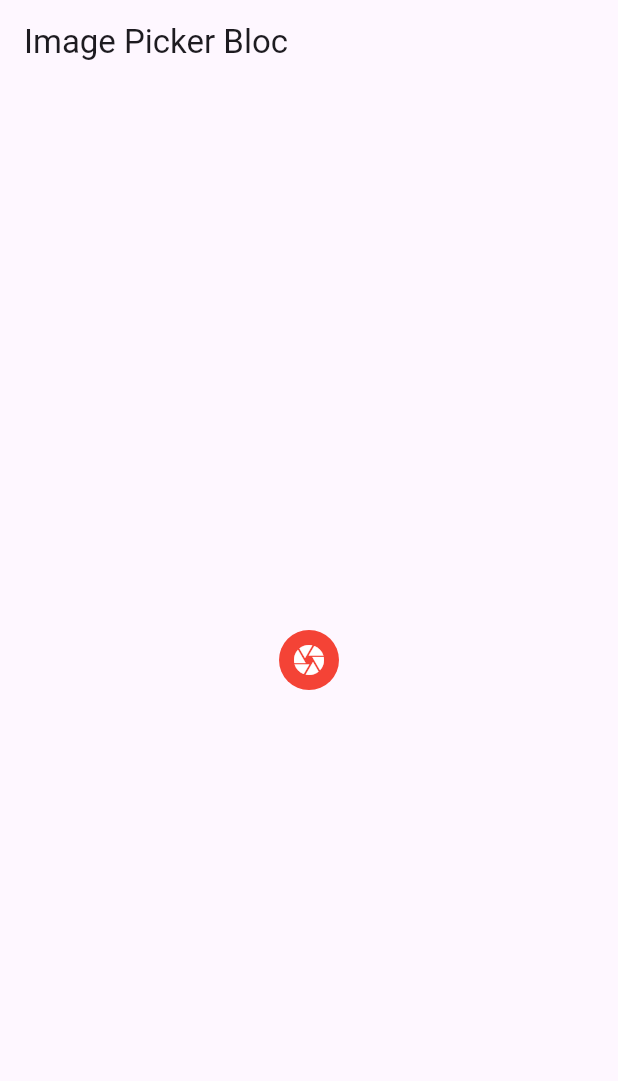
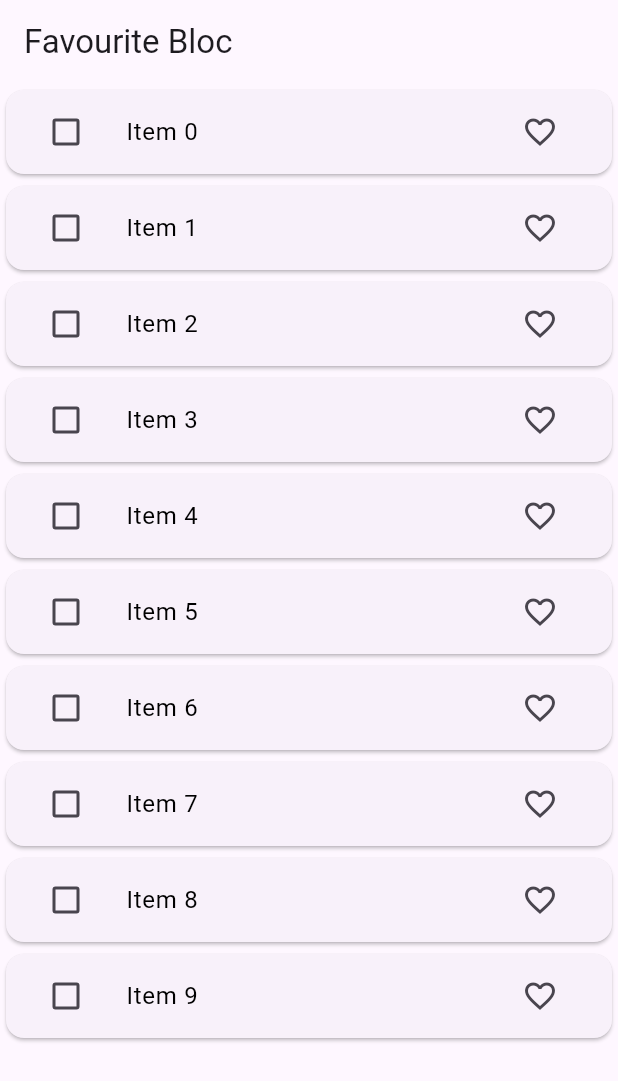
Before and after one commit to BerkCanpolat/Flutter-Learn, a Flutter app: the screen it shows after launch, on a phone screen of 412 x 824 dp. Shown: the top 1081 px of the screen. Run offline on Flutter 3.47's test engine with Material 3 defaults, Android fonts, the phone set to English and light mode, and no system bars; our stand-ins replace bloc, dio, equatable, flutter_bloc, image_picker, lottie and 2 more; accounts and stored records are empty; generated files the repository leaves out were written again.

Commit message:
Favourite Block added

```diff
--- /dev/null
+++ b/bloc_zero_to_hero/bloc_zero_to_hero/lib/bloc/fav_bloc/fav_bloc.dart
@@ -0,0 +1,61 @@
+import 'dart:async';
+import 'package:bloc/bloc.dart';
+import 'package:bloc_zero_to_hero/models/favourite_model/fav_model.dart';
+import 'package:bloc_zero_to_hero/repository/fav_repository.dart';
+import 'package:equatable/equatable.dart';
+
+part 'fav_event.dart';
+part 'fav_state.dart';
+
+class FavBloc extends Bloc<FavEvent, FavState> {
+  List<FavouriteItemModel> favModel = [];
+  List<FavouriteItemModel> temFavModel = [];
+
+
+  final FavRepository favRepository;
+  FavBloc(this.favRepository) : super(const FavState()) {
+    on<FetchFavoritItems>(_fetchFavMethod,);
+    on<AddFavoritItems>(_addFavouriteMethod,);
+    on<SelectedItems>(_selectedItemMethod,);
+    on<UnselectedItems>(_unSelectedItemsMethod,);
+    on<DeletedItems>((event, emit) {
+      for (var i = 0; i < temFavModel.length; i++) {
+        favModel.remove(temFavModel[i]);
+      }
+      temFavModel.clear();
+      emit(state.copyWith(favoritList: List.from(favModel), temFavoritList: List.from(temFavModel)));
+    },);
+  }
+
+  FutureOr<void> _unSelectedItemsMethod(UnselectedItems event, Emitter<FavState> emit) {
+    temFavModel.remove(event.unSelectItems);
+  emit(state.copyWith(temFavoritList: List.from(temFavModel)));
+  }
+
+  FutureOr<void> _selectedItemMethod(SelectedItems event, Emitter<FavState> emit) {
+    temFavModel.add(event.selectItems);
+    emit(state.copyWith(temFavoritList: List.from(temFavModel)));
+  }
+
+  FutureOr<void> _addFavouriteMethod(AddFavoritItems event, Emitter<FavState> emit) async {
+    final favList = await favModel.indexWhere((e) => e.id == event.favAdd.id);
+    if(event.favAdd.isFavourite) {
+      if(temFavModel.contains(favModel[favList])) {
+        temFavModel.remove(favModel[favList]);
+        temFavModel.add(event.favAdd);
+      }
+    } else {
+      if(temFavModel.contains(favModel[favList])) {
+        temFavModel.remove(favModel[favList]);
+        temFavModel.add(event.favAdd);
+      }
+    }
+    favModel[favList] = event.favAdd;
+    emit(state.copyWith(favoritList: List.from(favModel), temFavoritList: List.from(temFavModel)));
+  }
+
+  FutureOr<void> _fetchFavMethod(FetchFavoritItems event, Emitter<FavState> emit) async {
+    favModel = await favRepository.fetchItems();
+    emit(state.copyWith(favoritList: List.from(favModel), listStatus: ListStatus.success));
+  }
+}
--- /dev/null
+++ b/bloc_zero_to_hero/bloc_zero_to_hero/lib/bloc/fav_bloc/fav_event.dart
@@ -0,0 +1,27 @@
+part of 'fav_bloc.dart';
+
+abstract class FavEvent extends Equatable {
+  const FavEvent();
+
+  @override
+  List<Object> get props => [];
+}
+
+class FetchFavoritItems extends FavEvent{}
+
+class AddFavoritItems extends FavEvent{
+  FavouriteItemModel favAdd;
+  AddFavoritItems({required this.favAdd});
+}
+
+class SelectedItems extends FavEvent{
+  FavouriteItemModel selectItems;
+  SelectedItems({required this.selectItems});
+}
+
+class UnselectedItems extends FavEvent{
+    FavouriteItemModel unSelectItems;
+  UnselectedItems({required this.unSelectItems});
+}
+
+class DeletedItems extends FavEvent{}
--- /dev/null
+++ b/bloc_zero_to_hero/bloc_zero_to_hero/lib/bloc/fav_bloc/fav_state.dart
@@ -0,0 +1,25 @@
+part of 'fav_bloc.dart';
+
+enum ListStatus{loading,success,failed}
+
+class FavState extends Equatable {
+  final List<FavouriteItemModel> favoritList;
+  final List<FavouriteItemModel> temFavoritList;
+  final ListStatus listStatus;
+  const FavState({this.favoritList = const [], this.temFavoritList = const [], this.listStatus = ListStatus.loading});
+
+  FavState copyWith({
+    List<FavouriteItemModel>? favoritList,
+    List<FavouriteItemModel>? temFavoritList,
+    ListStatus? listStatus
+  }) {
+    return FavState(
+      favoritList: favoritList ?? this.favoritList,
+      temFavoritList: temFavoritList ?? this.favoritList,
+      listStatus: listStatus ?? this.listStatus
+    );
+  }
+
+  @override
+  List<Object> get props => [favoritList, temFavoritList, listStatus];
+}
--- a/bloc_zero_to_hero/bloc_zero_to_hero/lib/main.dart
+++ b/bloc_zero_to_hero/bloc_zero_to_hero/lib/main.dart
@@ -1,8 +1,10 @@
 import 'package:bloc_zero_to_hero/bloc/counter_bloc/bloc_counter.dart';
+import 'package:bloc_zero_to_hero/bloc/fav_bloc/fav_bloc.dart';
 import 'package:bloc_zero_to_hero/bloc/image_picker_bloc/image_bloc.dart';
 import 'package:bloc_zero_to_hero/bloc/switch_slider_bloc/switch_slider_bloc.dart';
+import 'package:bloc_zero_to_hero/repository/fav_repository.dart';
 import 'package:bloc_zero_to_hero/utility/image_utility.dart';
-import 'package:bloc_zero_to_hero/views/image_picker_page/image_picker_view.dart';
+import 'package:bloc_zero_to_hero/views/favourite_page/fav_view.dart';
 import 'package:flutter/material.dart';
 import 'package:flutter_bloc/flutter_bloc.dart';
 
@@ -19,7 +21,8 @@ class MyApp extends StatelessWidget {
       providers: [
         BlocProvider(create: (context) => BlocCounter()),
         BlocProvider(create: (context) => SwitchSliderBloc()),
-        BlocProvider(create: (context) => ImageBloc(ImageUtility()))
+        BlocProvider(create: (context) => ImageBloc(ImageUtility())),
+        BlocProvider(create: (context) => FavBloc(FavRepository()))
       ],
       child: MaterialApp(
         title: 'Flutter Demo',
@@ -27,7 +30,7 @@ class MyApp extends StatelessWidget {
           colorScheme: ColorScheme.fromSeed(seedColor: Colors.deepPurple),
           useMaterial3: true,
         ),
-        home: const ImagePickerView()
+        home: const FavView()
       ),
     );
   }
--- /dev/null
+++ b/bloc_zero_to_hero/bloc_zero_to_hero/lib/models/favourite_model/fav_model.dart
@@ -0,0 +1,27 @@
+import 'package:equatable/equatable.dart';
+
+class FavouriteItemModel extends Equatable {
+  const FavouriteItemModel({
+    required this.id,
+    required this.value,
+    this.isDeleting = false,
+    this.isFavourite = false,
+  });
+
+  final String id;
+  final String value;
+  final bool isDeleting;
+  final bool isFavourite;
+
+  FavouriteItemModel copyWith({String? id, String? value, bool? isDeleting,bool? isFavourite }) {
+    return FavouriteItemModel(
+      id: id ?? this.id,
+      value: value ?? this.value,
+      isDeleting: isDeleting ?? this.isDeleting,
+      isFavourite: isDeleting ?? this.isFavourite,
+    );
+  }
+
+  @override
+  List<Object> get props => [id, value, isDeleting, isFavourite];
+}
--- /dev/null
+++ b/bloc_zero_to_hero/bloc_zero_to_hero/lib/repository/fav_repository.dart
@@ -0,0 +1,12 @@
+import 'package:bloc_zero_to_hero/models/favourite_model/fav_model.dart';
+
+class FavRepository {
+  Future<List<FavouriteItemModel>> fetchItems() async {
+    await Future<void>.delayed(const Duration(seconds: 3));
+    return List.of(_generatedItemsList(10));
+  }
+
+  List<FavouriteItemModel> _generatedItemsList(int lenght) {
+    return List.generate(lenght, (e) => FavouriteItemModel(id: '$e', value: 'Item $e'));
+  }
+}
--- /dev/null
+++ b/bloc_zero_to_hero/bloc_zero_to_hero/lib/views/favourite_page/fav_view.dart
@@ -0,0 +1,82 @@
+import 'package:bloc_zero_to_hero/bloc/fav_bloc/fav_bloc.dart';
+import 'package:bloc_zero_to_hero/models/favourite_model/fav_model.dart';
+import 'package:flutter/material.dart';
+import 'package:flutter_bloc/flutter_bloc.dart';
+
+class FavView extends StatefulWidget {
+  const FavView({super.key});
+
+  @override
+  State<FavView> createState() => _FavViewState();
+}
+
+class _FavViewState extends State<FavView> {
+  @override
+  void initState() {
+    // TODO: implement initState
+    super.initState();
+    context.read<FavBloc>().add(FetchFavoritItems());
+  }
+
+  @override
+  Widget build(BuildContext context) {
+    return Scaffold(
+      appBar: AppBar(
+        title: Text('Favourite Bloc'),
+        actions: [
+          BlocBuilder<FavBloc, FavState>(
+            builder: (context, state) {
+              return Visibility(
+                visible: state.temFavoritList.isNotEmpty ? true : false,
+                child: IconButton(onPressed: (){
+                  context.read<FavBloc>().add(DeletedItems());
+                }, icon: Icon(Icons.delete, color: Colors.red,)));
+            },
+          )
+        ],
+      ),
+      body: BlocBuilder<FavBloc, FavState>(
+        builder: (context, state) {
+          switch(state.listStatus){
+            case ListStatus.loading:
+              return Center(child: CircularProgressIndicator(),);
+            case ListStatus.failed:
+              return Text('ERROR');
+            case ListStatus.success:
+              return ListView.builder(
+                itemCount: state.favoritList.length,
+                itemBuilder: (context, index) {
+                  final item = state.favoritList[index];
+                  return Card(
+                    child: ListTile(
+                      title: Text(
+                        item.value.toString(), style: TextStyle(
+                          decoration: state.temFavoritList.contains(state.favoritList[index]) ? TextDecoration.lineThrough : TextDecoration.none,
+                          color: state.temFavoritList.contains(state.favoritList[index]) ? Colors.red : Colors.black
+                        ),
+                        ),
+                      trailing: IconButton(onPressed: (){
+                        FavouriteItemModel fav = item;
+                        context.read<FavBloc>().add(AddFavoritItems(favAdd: FavouriteItemModel(id: fav.id, value: fav.value, isFavourite: fav.isFavourite ? false : true)));
+                      }, icon: Icon(item.isFavourite ? Icons.favorite : Icons.favorite_border)),
+                      leading: Checkbox(
+                        value: state.temFavoritList.contains(state.favoritList[index]),
+                      onChanged: (bool? value) {
+                        FavouriteItemModel fav = item;
+                        if(value!) {
+                          context.read<FavBloc>().add(SelectedItems(selectItems: fav));
+                        } else {
+                          context.read<FavBloc>().add(UnselectedItems(unSelectItems: fav));
+                        }
+                      },
+                      ),
+                    ),
+                  );
+                },
+            );
+          }
+        },
+      ),
+    );
+  }
+}
```
